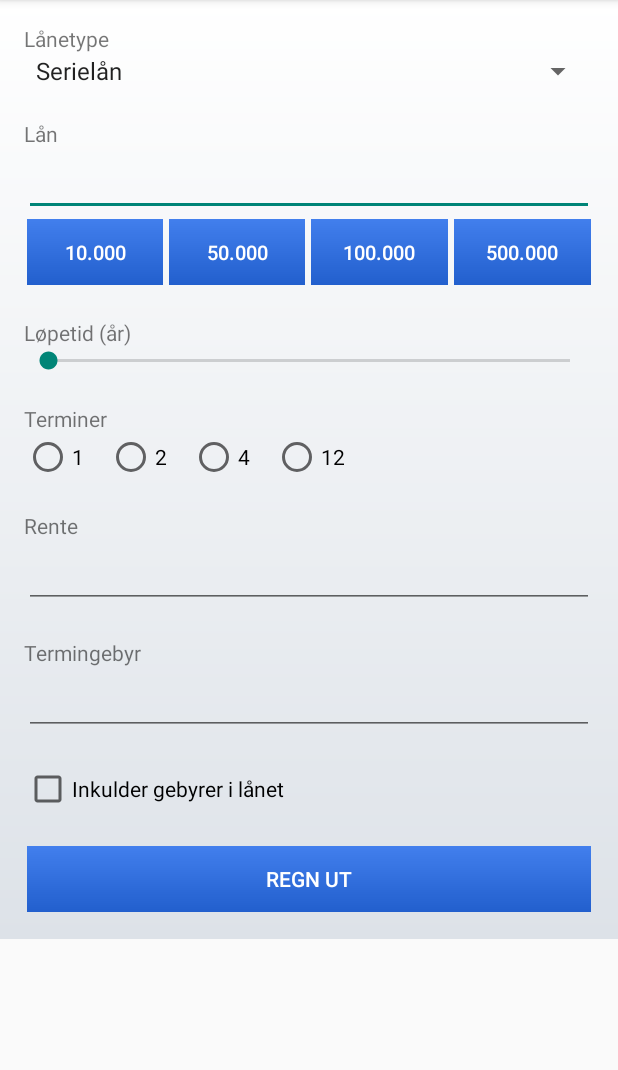
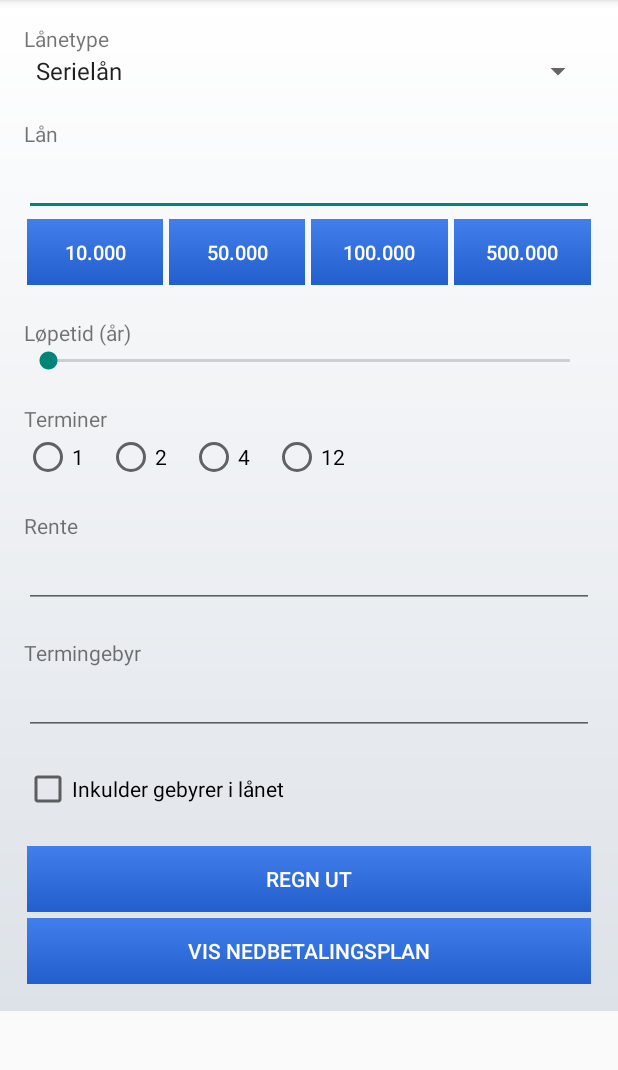
Before and after one commit to HiT-SyntaxError/Laanekalkulator, an Android app: the screen it shows after launch (MainActivity), on a phone screen of 412 x 824 dp, the part 84-1154 px from its top. Run offline under Robolectric (Android 15) with nearby library versions, the phone set to English and light mode, and no system bars; 2 statements that could not run were skipped.

Commit message:
Legg til ressurser for nedbetalingsplan

```diff
--- a/app/src/main/res/layout/activity_main.xml
+++ b/app/src/main/res/layout/activity_main.xml
@@ -52,7 +52,7 @@
                 android:layout_height="wrap_content"
                 android:layout_weight=".25"
                 android:text="10.000"
-                android:textSize="13sp"
+                android:textSize="13dp"
                 android:background="@drawable/button"
                 android:textColor="@color/white"
                 />
@@ -63,7 +63,7 @@
                 android:layout_height="wrap_content"
                 android:layout_weight=".25"
                 android:text="50.000"
-                android:textSize="13sp"
+                android:textSize="13dp"
                 android:background="@drawable/button"
                 android:textColor="@color/white"/>
 
@@ -73,7 +73,7 @@
                 android:layout_height="wrap_content"
                 android:layout_weight=".25"
                 android:text="100.000"
-                android:textSize="13sp"
+                android:textSize="13dp"
                 android:background="@drawable/button"
                 android:textColor="@color/white"/>
 
@@ -83,7 +83,7 @@
                 android:layout_height="wrap_content"
                 android:layout_weight=".25"
                 android:text="500.000"
-                android:textSize="13sp"
+                android:textSize="13dp"
                 android:background="@drawable/button"
                 android:textColor="@color/white"
                 />
@@ -196,5 +196,13 @@
             android:background="@drawable/button"
             android:textColor="@color/white"></Button>
 
+        <Button
+            android:id="@+id/buttonNedbetalingsplan"
+            android:layout_width="match_parent"
+            android:layout_height="wrap_content"
+            android:text="Vis nedbetalingsplan"
+            android:background="@drawable/button"
+            android:textColor="@color/white"></Button>
+
     </LinearLayout>
 </ScrollView>
--- a/app/src/main/res/values/strings.xml
+++ b/app/src/main/res/values/strings.xml
@@ -7,4 +7,5 @@
         <item>Annuitetslån</item>
         <item>Serielån</item>
     </string-array>
+    <string name="title_activity_nedbetalingsplan">NedbetalingsplanActivity</string>
 </resources>
```
Also changed, not shown: app/src/main/AndroidManifest.xml (+8 -0 lines), app/src/main/java/no/hit/laanekalkulator/MainActivity.java (+24 -0 lines), app/src/main/java/no/hit/laanekalkulator/NedbetalingsplanActivity.java (added, +46 -0 lines), app/src/main/res/layout/activity_nedbetalingsplan.xml (added, +23 -0 lines), app/src/main/res/layout/activity_nedbetalingsplan_rad.xml (added, +12 -0 lines), app/src/main/res/menu/menu_nedbetalingsplan.xml (added, +7 -0 lines).
